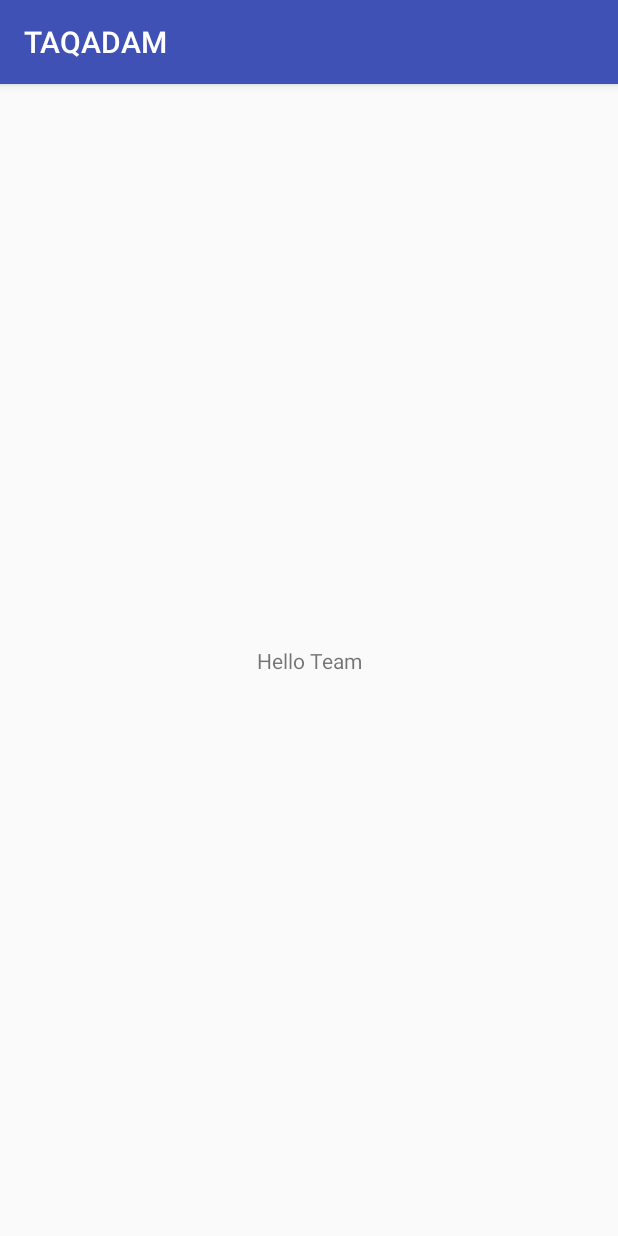
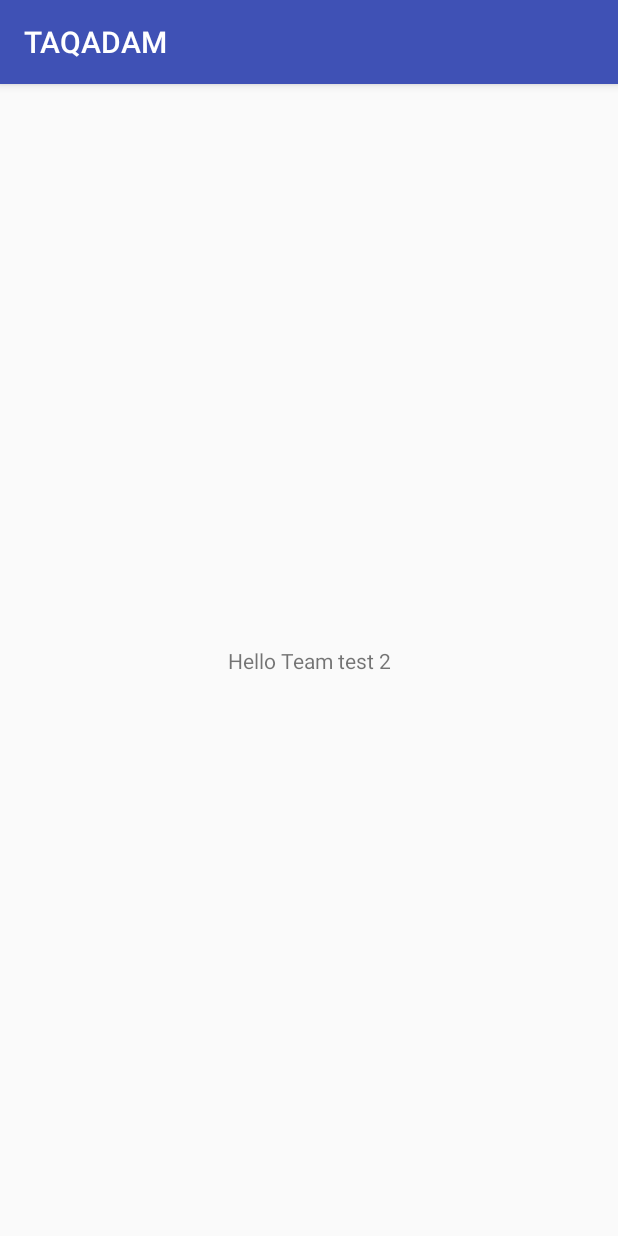
Before and after one commit to taqadam/TaQadam-Mobile-Image-Annotation-Tool-SDK, an Android app: the screen it shows after launch (MainActivity), on a phone screen of 412 x 824 dp. Run offline under Robolectric (Android 15) with nearby library versions, the phone set to English and light mode, and no system bars.

Commit message:
change "Hello Taqadam" to "Hello Team test 2"

```diff
--- a/app/src/main/res/layout/activity_main.xml
+++ b/app/src/main/res/layout/activity_main.xml
@@ -10,7 +10,7 @@
     <TextView
         android:layout_width="wrap_content"
         android:layout_height="wrap_content"
-        android:text="Hello Team"
+        android:text="Hello Team test 2"
         app:layout_constraintBottom_toBottomOf="parent"
         app:layout_constraintLeft_toLeftOf="parent"
         app:layout_constraintRight_toRightOf="parent"
```
